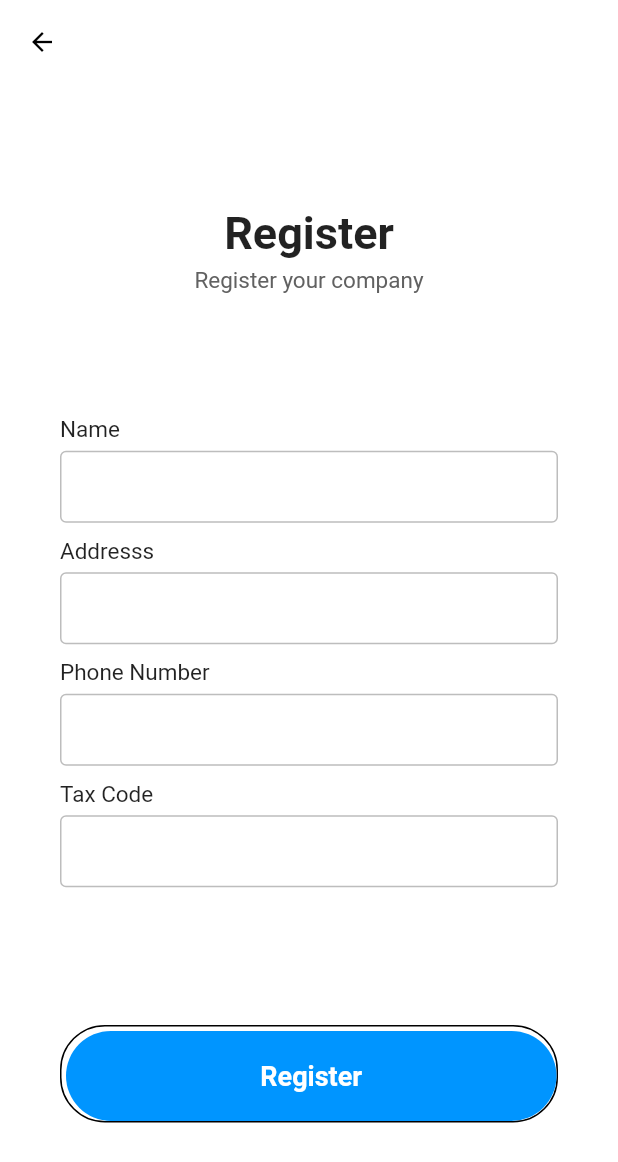
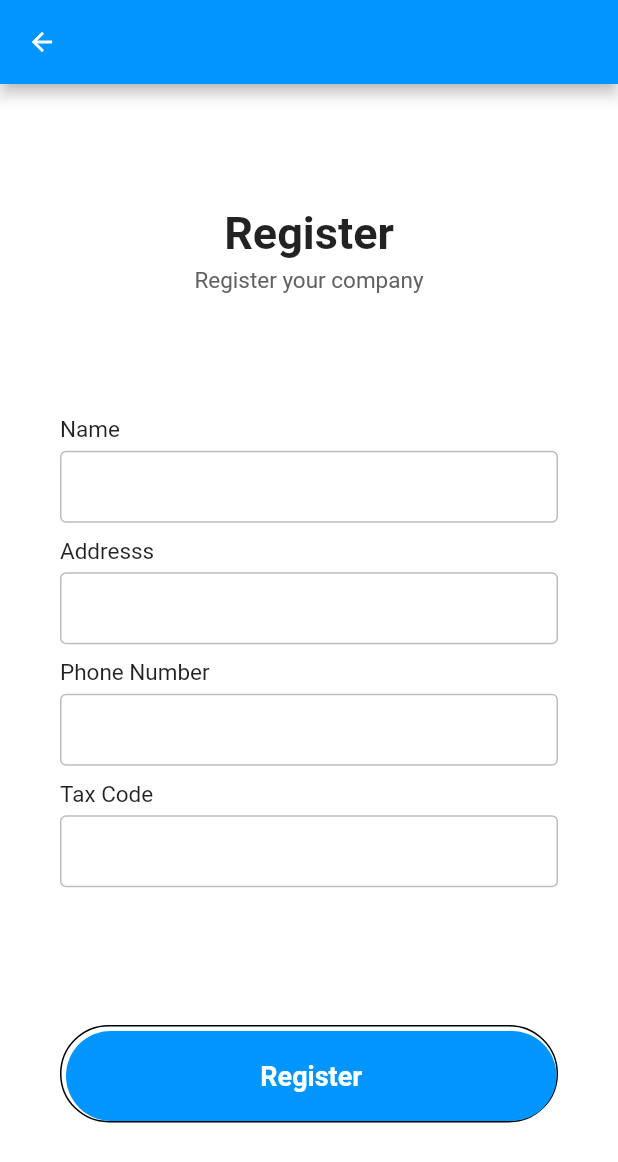
Before and after one commit to lenguyenquocvu/Project_Keri_1, a Flutter app: the screen it shows after launch, after a tap on "Register", on a phone screen of 412 x 824 dp. Shown: the top 1162 px of the screen. Run offline on Flutter 3.47's test engine with Material 2 defaults, Android fonts, the phone set to English and light mode, and no system bars; our stand-ins replace grouped_list.

Commit message:
Update register, list companies and list companies of admin screen

```diff
--- /dev/null
+++ b/lib/form_register_company.dart
@@ -0,0 +1,143 @@
+import 'package:flutter/material.dart';
+import 'package:project_keri_1/form_list_company.dart';
+
+class FormRegisterCompany extends StatefulWidget {
+  @override
+  _FormRegisterCompanyState createState() => _FormRegisterCompanyState();
+}
+
+class _FormRegisterCompanyState extends State<FormRegisterCompany> {
+  @override
+  Widget build(BuildContext context) {
+    return Scaffold(
+      resizeToAvoidBottomInset: false,
+      backgroundColor: Colors.white,
+      // Arrow back in appbar
+      appBar: AppBar(
+        backgroundColor: Color(0xff0095FF),
+        leading: IconButton(
+          onPressed: () {
+            Navigator.pop(context);
+          },
+          icon: Icon(
+            Icons.arrow_back,
+            size: 20,
+            color: Colors.white,
+          ),
+        ),
+        // title: Text('My Register Page', style: TextStyle(fontWeight: FontWeight.bold),),
+        // centerTitle: true,
+      ),
+      body: SafeArea(
+        child: SingleChildScrollView(
+          child: Container(
+            width: double.infinity,
+            height: MediaQuery.of(context).size.height - 50,
+            padding: EdgeInsets.symmetric(horizontal: 40),
+            child: Column(
+              mainAxisAlignment: MainAxisAlignment.spaceEvenly,
+              children: <Widget>[
+                // Title
+                Column(
+                  children: <Widget>[
+                    Text(
+                      'Register',
+                      style:
+                      TextStyle(fontSize: 30, fontWeight: FontWeight.bold),
+                    ),
+                    SizedBox(
+                      height: 5,
+                    ),
+                    Text(
+                      'Register your company',
+                      style: TextStyle(fontSize: 15, color: Colors.grey[700]),
+                    ),
+                  ],
+                ),
+                // Input fields
+                Column(
+                  children: <Widget>[
+                    inputField(label: 'Name'),
+                    inputField(label: 'Addresss'),
+                    inputField(label: 'Phone Number'),
+                    inputField(label: 'Tax Code'),
+                  ],
+                ),
+                // Register button
+                Container(
+                  padding: EdgeInsets.only(top: 3, left: 3),
+                  decoration: BoxDecoration(
+                      borderRadius: BorderRadius.circular(50),
+                      border: Border(
+                        bottom: BorderSide(color: Colors.black),
+                        top: BorderSide(color: Colors.black),
+                        left: BorderSide(color: Colors.black),
+                        right: BorderSide(color: Colors.black),
+                      )),
+                  child: MaterialButton(
+                    minWidth: double.infinity,
+                    height: 60,
+                    onPressed: () {
+                      Navigator.push(
+                        context,
+                        MaterialPageRoute(builder: (context) => FormListCompany()),
+                      );
+                    },
+                    color: Color(0xff0095FF),
+                    elevation: 0,
+                    shape: RoundedRectangleBorder(
+                      borderRadius: BorderRadius.circular(50),
+                    ),
+                    child: Text(
+                      'Register',
+                      style: TextStyle(
+                        fontWeight: FontWeight.w600,
+                        fontSize: 18,
+                        color: Colors.white,
+                      ),
+                    ),
+                  ),
+                ),
+              ],
+            ),
+          ),
+        ),
+      ),
+    );
+  }
+}
+
+Widget inputField({label, obscureText = false}) {
+  return Column(
+    crossAxisAlignment: CrossAxisAlignment.start,
+    children: <Widget>[
+      Text(
+        label,
+        style: TextStyle(
+            fontSize: 15, fontWeight: FontWeight.w400, color: Colors.black87),
+      ),
+      SizedBox(
+        height: 5,
+      ),
+      TextField(
+        obscureText: obscureText,
+        decoration: InputDecoration(
+          contentPadding: EdgeInsets.symmetric(vertical: 0, horizontal: 10),
+          enabledBorder: OutlineInputBorder(
+            borderSide: BorderSide(
+              color: Colors.grey[400],
+            ),
+          ),
+          border: OutlineInputBorder(
+            borderSide: BorderSide(
+              color: Colors.grey[400],
+            ),
+          ),
+        ),
+      ),
+      SizedBox(
+        height: 10,
+      )
+    ],
+  );
+}
--- a/lib/main.dart
+++ b/lib/main.dart
@@ -1,140 +1,25 @@
 import 'package:flutter/material.dart';
+import 'package:project_keri_1/form_list_company.dart';
+import 'package:project_keri_1/form_list_company_admin.dart';
+import 'package:project_keri_1/form_register_company.dart';
+import 'package:project_keri_1/welcome.dart';
 
 void main() {
-  runApp(MaterialApp(
-    debugShowCheckedModeBanner: false,
-    home: HomePage(),
-  ));
+  runApp(HomePage());
 }
 
 class HomePage extends StatelessWidget {
   @override
   Widget build(BuildContext context) {
-    return Scaffold(
-      resizeToAvoidBottomInset: false,
-      backgroundColor: Colors.white,
-      // Arrow back in appbar
-      appBar: AppBar(
-        elevation: 0,
-        backgroundColor: Colors.white,
-        leading: IconButton(
-          onPressed: () {
-            Navigator.pop(context);
-          },
-          icon: Icon(
-            Icons.arrow_back,
-            size: 20,
-            color: Colors.black,
-          ),
-        ),
-        // title: Text('My Register Page', style: TextStyle(fontWeight: FontWeight.bold),),
-        // centerTitle: true,
+    return MaterialApp(
+      debugShowCheckedModeBanner: false,
+      title: 'Project Keri 1',
+      theme: ThemeData(
+        primaryColor: Colors.black,
+        primaryColorLight: Colors.white,
+        accentColor: Color(0xFF181F32),
       ),
-      body: SafeArea(
-        child: SingleChildScrollView(
-          child: Container(
-            width: double.infinity,
-            height: MediaQuery.of(context).size.height - 50,
-            padding: EdgeInsets.symmetric(horizontal: 40),
-            child: Column(
-              mainAxisAlignment: MainAxisAlignment.spaceEvenly,
-              children: <Widget>[
-                // Title
-                Column(
-                  children: <Widget>[
-                    Text(
-                      'Register',
-                      style:
-                          TextStyle(fontSize: 30, fontWeight: FontWeight.bold),
-                    ),
-                    SizedBox(
-                      height: 5,
-                    ),
-                    Text(
-                      'Register your company',
-                      style: TextStyle(fontSize: 15, color: Colors.grey[700]),
-                    ),
-                  ],
-                ),
-                // Input fields
-                Column(
-                  children: <Widget>[
-                    inputField(label: 'Name'),
-                    inputField(label: 'Addresss'),
-                    inputField(label: 'Phone Number'),
-                    inputField(label: 'Tax Code'),
-                  ],
-                ),
-                // Register button
-                Container(
-                  padding: EdgeInsets.only(top: 3, left: 3),
-                  decoration: BoxDecoration(
-                      borderRadius: BorderRadius.circular(30),
-                      border: Border(
-                        bottom: BorderSide(color: Colors.black),
-                        top: BorderSide(color: Colors.black),
-                        left: BorderSide(color: Colors.black),
-                        right: BorderSide(color: Colors.black),
-                      )),
-                  child: MaterialButton(
-                    minWidth: double.infinity,
-                    height: 60,
-                    onPressed: () {},
-                    color: Color(0xff0095FF),
-                    elevation: 0,
-                    shape: RoundedRectangleBorder(
-                      borderRadius: BorderRadius.circular(30),
-                    ),
-                    child: Text(
-                      'Register',
-                      style: TextStyle(
-                        fontWeight: FontWeight.w600,
-                        fontSize: 18,
-                        color: Colors.white,
-                      ),
-                    ),
-                  ),
-                ),
-              ],
-            ),
-          ),
-        ),
-      ),
+      home: Welcome(),
     );
   }
 }
-
-Widget inputField({label, obscureText = false}) {
-  return Column(
-    crossAxisAlignment: CrossAxisAlignment.start,
-    children: <Widget>[
-      Text(
-        label,
-        style: TextStyle(
-            fontSize: 15, fontWeight: FontWeight.w400, color: Colors.black87),
-      ),
-      SizedBox(
-        height: 5,
-      ),
-      TextField(
-        obscureText: obscureText,
-        decoration: InputDecoration(
-          contentPadding: EdgeInsets.symmetric(vertical: 0, horizontal: 10),
-          enabledBorder: OutlineInputBorder(
-            borderSide: BorderSide(
-              color: Colors.grey[400],
-            ),
-          ),
-          border: OutlineInputBorder(
-            borderSide: BorderSide(
-              color: Colors.grey[400],
-            ),
-          ),
-        ),
-      ),
-      SizedBox(
-        height: 10,
-      )
-    ],
-  );
-}
--- /dev/null
+++ b/lib/welcome.dart
@@ -0,0 +1,132 @@
+import 'package:flutter/material.dart';
+import 'package:project_keri_1/form_list_company.dart';
+import 'package:project_keri_1/form_list_company_admin.dart';
+import 'package:project_keri_1/form_register_company.dart';
+
+class Welcome extends StatefulWidget {
+  @override
+  _WelcomeState createState() => _WelcomeState();
+}
+
+class _WelcomeState extends State<Welcome> {
+  @override
+  Widget build(BuildContext context) {
+    return Scaffold(
+      appBar: AppBar(
+        elevation: 0,
+        backgroundColor: Colors.white,
+      ),
+      body: SafeArea(
+        child: Column(
+          children: <Widget>[
+            // Click this button to show register screen
+            Container(
+              padding: EdgeInsets.only(top: 3, left: 3),
+              decoration: BoxDecoration(
+                  borderRadius: BorderRadius.circular(50),
+                  border: Border(
+                    bottom: BorderSide(color: Colors.black),
+                    top: BorderSide(color: Colors.black),
+                    left: BorderSide(color: Colors.black),
+                    right: BorderSide(color: Colors.black),
+                  )),
+              child: MaterialButton(
+                minWidth: double.infinity,
+                height: 60,
+                onPressed: () {
+                  Navigator.push(
+                    context,
+                    MaterialPageRoute(builder: (context) => FormRegisterCompany()),
+                  );
+                },
+                color: Color(0xff0095FF),
+                elevation: 0,
+                shape: RoundedRectangleBorder(
+                  borderRadius: BorderRadius.circular(50),
+                ),
+                child: Text(
+                  'Register',
+                  style: TextStyle(
+                    fontWeight: FontWeight.w600,
+                    fontSize: 18,
+                    color: Colors.white,
+                  ),
+                ),
+              ),
+            ),
+            // Click this button to show list companies screen
+            Container(
+              padding: EdgeInsets.only(top: 3, left: 3),
+              decoration: BoxDecoration(
+                  borderRadius: BorderRadius.circular(50),
+                  border: Border(
+                    bottom: BorderSide(color: Colors.black),
+                    top: BorderSide(color: Colors.black),
+                    left: BorderSide(color: Colors.black),
+                    right: BorderSide(color: Colors.black),
+                  )),
+              child: MaterialButton(
+                minWidth: double.infinity,
+                height: 60,
+                onPressed: () {
+                  Navigator.push(
+                    context,
+                    MaterialPageRoute(builder: (context) => FormListCompany()),
+                  );
+                },
+                color: Color(0xff0095FF),
+                elevation: 0,
+                shape: RoundedRectangleBorder(
+                  borderRadius: BorderRadius.circular(50),
+                ),
+                child: Text(
+                  'List companies',
+                  style: TextStyle(
+                    fontWeight: FontWeight.w600,
+                    fontSize: 18,
+                    color: Colors.white,
+                  ),
+                ),
+              ),
+            ),
+            // Click this button to show list companies (admin) screen
+            Container(
+              padding: EdgeInsets.only(top: 3, left: 3),
+              decoration: BoxDecoration(
+                  borderRadius: BorderRadius.circular(50),
+                  border: Border(
+                    bottom: BorderSide(color: Colors.black),
+                    top: BorderSide(color: Colors.black),
+                    left: BorderSide(color: Colors.black),
+                    right: BorderSide(color: Colors.black),
+                  )),
+              child: MaterialButton(
+                minWidth: double.infinity,
+                height: 60,
+                onPressed: () {
+                  Navigator.push(
+                    context,
+                    MaterialPageRoute(builder: (context) => FormListCompanyAdmin()),
+                  );
+                },
+                color: Color(0xff0095FF),
+                elevation: 0,
+                shape: RoundedRectangleBorder(
+                  borderRadius: BorderRadius.circular(50),
+                ),
+                child: Text(
+                  'List companies of admin',
+                  style: TextStyle(
+                    fontWeight: FontWeight.w600,
+                    fontSize: 18,
+                    color: Colors.white,
+                  ),
+                ),
+              ),
+            ),
+          ],
+        ),
+      ),
+    );
+  }
+}
--- a/pubspec.yaml
+++ b/pubspec.yaml
@@ -28,6 +28,7 @@ dependencies:
   # The following adds the Cupertino Icons font to your application.
   # Use with the CupertinoIcons class for iOS style icons.
   cupertino_icons: ^1.0.0
+  grouped_list: ^3.7.1
 
 dev_dependencies:
   flutter_test:
```
Also changed, not shown: lib/company.dart (added, +22 -0 lines), lib/form_list_company.dart (added, +160 -0 lines), lib/form_list_company_admin.dart (added, +117 -0 lines), pubspec.lock, 1 other file.
